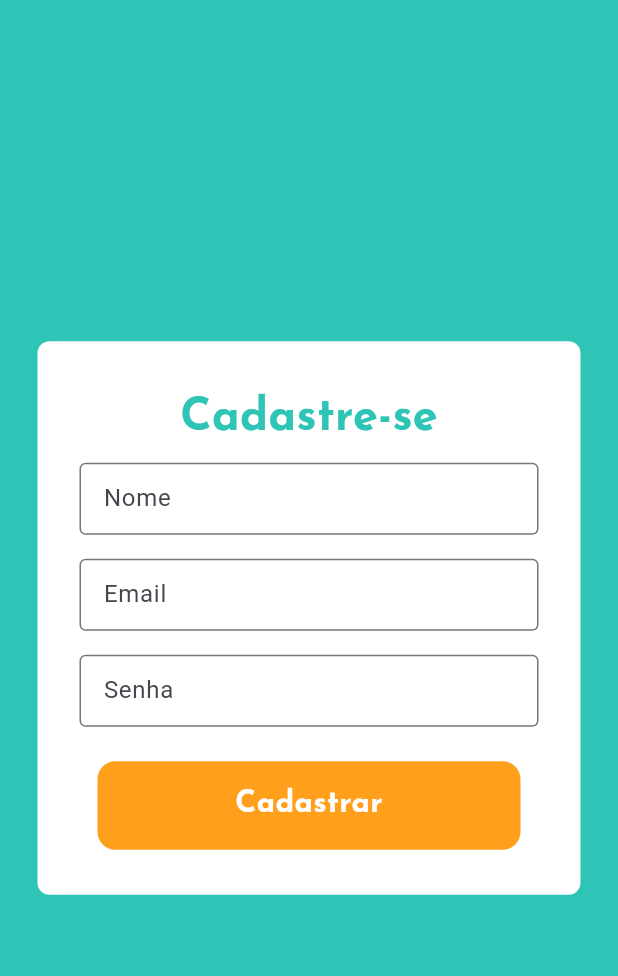
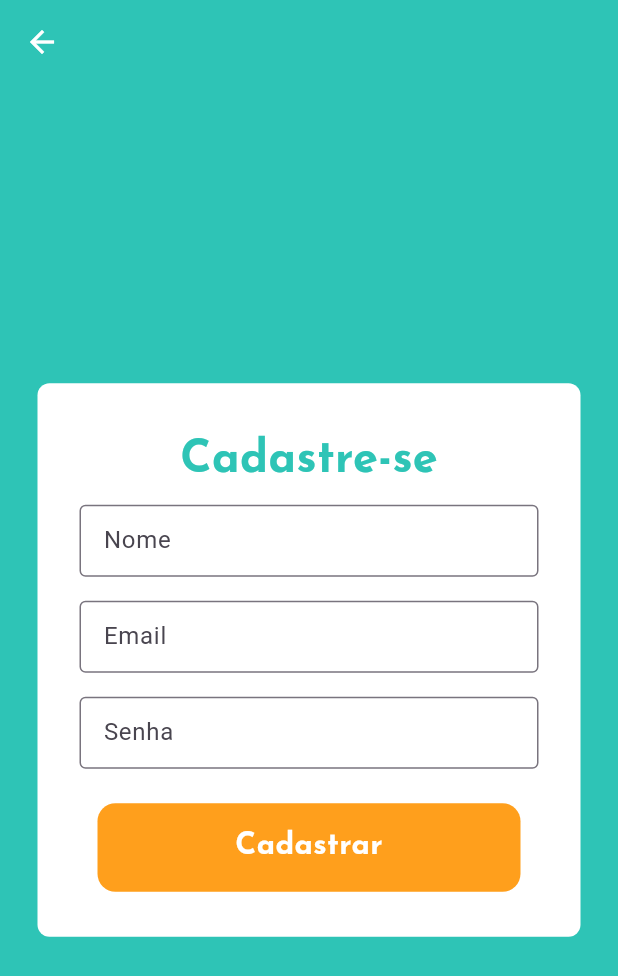
Before and after one commit to isadora-vieira-ramos/clini_dor, a Flutter app: the screen it shows after launch, after a tap on "Primeiro acesso? Cadastre-se", on a phone screen of 412 x 824 dp. Shown: the top 976 px of the screen. Run offline on Flutter 3.47's test engine with Material 3 defaults, Android fonts, the phone set to English and light mode, and no system bars; our stand-ins replace go_router, google_fonts; missing offline and left inert: dart:ffi.

Commit message:
Update sign in decoration

```diff
--- a/lib/pages/signin_page.dart
+++ b/lib/pages/signin_page.dart
@@ -8,6 +8,11 @@ class SignInPage extends StatelessWidget {
   @override
   Widget build(BuildContext context) {
     return Scaffold(
+      appBar: AppBar(
+        backgroundColor: Theme.of(context).colorScheme.primary,
+        elevation: 0,
+        foregroundColor: Colors.white,
+      ),
       backgroundColor: Theme.of(context).colorScheme.primary,
       body: Center(
         child: Padding(
```
